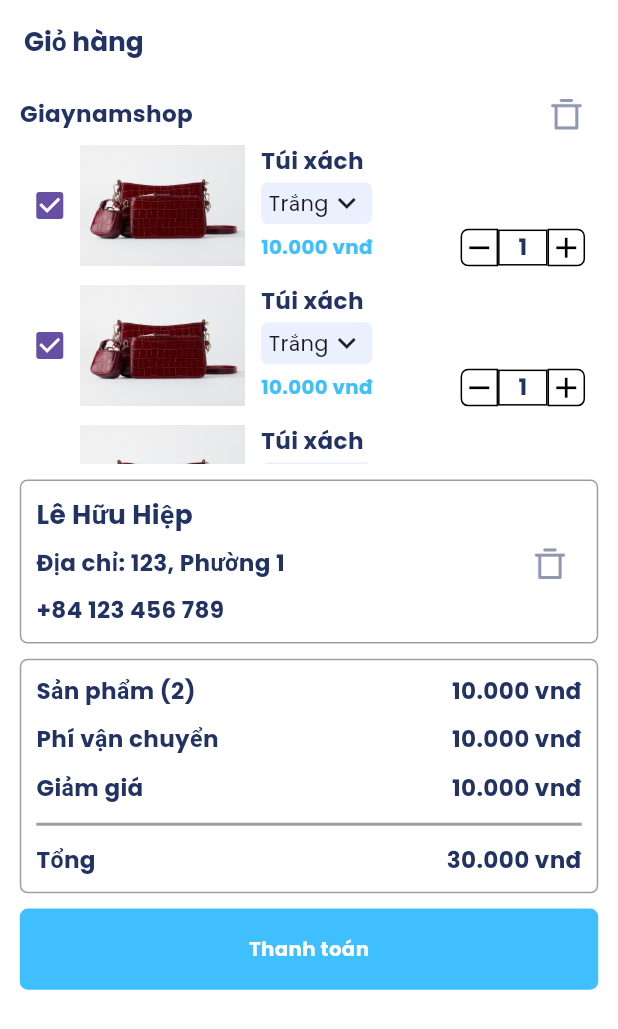
After one commit to ShareBuy-ProjectFinal/sharebuy-mobile, a Flutter app: the CartSreen screen opened directly, on a phone screen of 412 x 824 dp. The commit adds this screen. Shown: the top 1029 px of the screen. Run offline on Flutter 3.47's test engine with Material 3 defaults, Android fonts, the phone set to English and light mode, and no system bars; drawn by our look-alikes of loader_overlay; our stand-ins replace badges, cached_network_image, carousel_slider, dio, firebase_core, flutter_bloc and 7 more; missing offline and left inert: animated_rating_stars, auto_height_grid_view, curl_logger_dio_interceptor, text_divider; accounts and stored records are empty.

```diff
--- /dev/null
+++ b/lib/widgets/cart copy/cart_sreen.dart
@@ -0,0 +1,195 @@
+import 'package:flutter/material.dart';
+import 'package:flutter_screenutil/flutter_screenutil.dart';
+import 'package:share_buy/application/routes/navigator_name.dart';
+import 'package:share_buy/application/theme/app_colors.dart';
+import 'package:share_buy/application/theme/app_typography.dart';
+import 'package:share_buy/widgets/cart/children/cart_item.dart';
+import 'package:share_buy/widgets/component/custom_button.dart';
+
+class CartSreen extends StatefulWidget {
+  const CartSreen({super.key});
+
+  @override
+  State<CartSreen> createState() => _CartSreenState();
+}
+
+class _CartSreenState extends State<CartSreen> {
+  @override
+  Widget build(BuildContext context) {
+    return Scaffold(
+      appBar: AppBar(
+        forceMaterialTransparency: true,
+        title: Text(
+          'Giỏ hàng',
+          style: AppTypography.headerAppbarStyle,
+        ),
+        centerTitle: false,
+      ),
+      body: SafeArea(
+          child: Padding(
+        padding: EdgeInsets.symmetric(horizontal: 12.w, vertical: 0.h),
+        child: Column(
+          children: [
+            Row(
+              mainAxisAlignment: MainAxisAlignment.spaceBetween,
+              children: [
+                Text(
+                  'Giaynamshop',
+                  style: AppTypography.primaryDarkBlueBold,
+                ),
+                IconButton(
+                    onPressed: () {},
+                    icon: Image.asset(
+                      'assets/icons/icon_remove.png',
+                      width: 24.w,
+                      height: 24.h,
+                    )),
+              ],
+            ),
+            SizedBox(
+              height: 210.h,
+              child: ListView.builder(
+                itemCount: 5,
+                itemBuilder: (context, index) {
+                  return const CartItem();
+                },
+              ),
+            ),
+            SizedBox(
+              height: 10.h,
+            ),
+            Container(
+              // height: 120.h,
+              padding: const EdgeInsets.all(10),
+              decoration: BoxDecoration(
+                border: Border.all(color: Colors.grey),
+                borderRadius: BorderRadius.circular(5.r),
+              ),
+              child: Column(
+                crossAxisAlignment: CrossAxisAlignment.start,
+                children: [
+                  Text(
+                    'Lê Hữu Hiệp',
+                    style: AppTypography.headerAppbarStyle,
+                  ),
+                  Row(
+                    mainAxisAlignment: MainAxisAlignment.spaceBetween,
+                    children: [
+                      Text(
+                        'Địa chỉ: 123, Phường 1',
+                        style: AppTypography.primaryDarkBlueBold,
+                      ),
+                      IconButton(
+                          onPressed: () {},
+                          icon: Image.asset(
+                            'assets/icons/icon_remove.png',
+                            width: 24.w,
+                            height: 24.h,
+                          )),
+                    ],
+                  ),
+                  Text(
+                    '+84 123 456 789',
+                    style: AppTypography.primaryDarkBlueBold,
+                  ),
+                ],
+              ),
+            ),
+            SizedBox(
+              height: 10.h,
+            ),
+            Container(
+              padding: const EdgeInsets.all(10),
+              decoration: BoxDecoration(
+                border: Border.all(color: Colors.grey),
+                borderRadius: BorderRadius.circular(5.r),
+              ),
+              child: Column(
+                children: [
+                  Row(
+                    mainAxisAlignment: MainAxisAlignment.spaceBetween,
+                    children: [
+                      Text(
+                        'Sản phẩm (2)',
+                        style: AppTypography.primaryDarkBlueBold,
+                      ),
+                      Text(
+                        '10.000 vnđ',
+                        style: AppTypography.primaryDarkBlueBold,
+                      ),
+                    ],
+                  ),
+                  SizedBox(
+                    height: 10.h,
+                  ),
+                  Row(
+                    mainAxisAlignment: MainAxisAlignment.spaceBetween,
+                    children: [
+                      Text(
+                        'Phí vận chuyển',
+                        style: AppTypography.primaryDarkBlueBold,
+                      ),
+                      Text(
+                        '10.000 vnđ',
+                        style: AppTypography.primaryDarkBlueBold,
+                      ),
+                    ],
+                  ),
+                  SizedBox(
+                    height: 10.h,
+                  ),
+                  Row(
+                    mainAxisAlignment: MainAxisAlignment.spaceBetween,
+                    children: [
+                      Text(
+                        'Giảm giá',
+                        style: AppTypography.primaryDarkBlueBold,
+                      ),
+                      Text(
+                        '10.000 vnđ',
+                        style: AppTypography.primaryDarkBlueBold,
+                      ),
+                    ],
+                  ),
+                  SizedBox(
+                    height: 5.h,
+                  ),
+                  const Divider(
+                    color: Colors.grey,
+                    thickness: 2,
+                  ),
+                  SizedBox(
+                    height: 5.h,
+                  ),
+                  Row(
+                    mainAxisAlignment: MainAxisAlignment.spaceBetween,
+                    children: [
+                      Text(
+                        'Tổng',
+                        style: AppTypography.primaryDarkBlueBold,
+                      ),
+                      Text(
+                        '30.000 vnđ',
+                        style: AppTypography.primaryDarkBlueBold,
+                      ),
+                    ],
+                  ),
+                ],
+              ),
+            ),
+            SizedBox(
+              height: 10.h,
+            ),
+            CustomButton(
+                buttonColor: AppColors.buttonBlue,
+                buttonText: 'Thanh toán',
+                onTap: () {
+                  Navigator.of(context).pushNamed(NavigatorName.HOME_SCREEN);
+                },
+                textColor: AppColors.white),
+          ],
+        ),
+      )),
+    );
+  }
+}
--- /dev/null
+++ b/lib/widgets/cart/children/cart_item.dart
@@ -0,0 +1,116 @@
+import 'package:flutter/material.dart';
+import 'package:flutter_screenutil/flutter_screenutil.dart';
+import 'package:share_buy/application/theme/app_typography.dart';
+import 'package:share_buy/models/product_model.dart';
+import 'package:share_buy/widgets/cart/children/change_detail_item.dart';
+import 'package:share_buy/widgets/component/custom_button_action.dart';
+
+class CartItem extends StatefulWidget {
+  // final ProductModel product;
+  // final bool isShowIconRemove;
+  // final bool haveMargin;
+  // final bool isOnHorizontalList;
+  const CartItem({super.key});
+
+  @override
+  State<CartItem> createState() => _CartItemState();
+}
+
+class _CartItemState extends State<CartItem> {
+  int _quantity = 1;
+  @override
+  Widget build(BuildContext context) {
+    return GestureDetector(
+      onTap: () {},
+      child: Container(
+        margin: EdgeInsets.only(bottom: 12.h),
+        child: IntrinsicHeight(
+          child: Row(
+            mainAxisSize: MainAxisSize.max,
+            children: [
+              Checkbox(
+                value: true,
+                onChanged: (v) {},
+              ),
+              Image.asset(
+                fit: BoxFit.cover,
+                'assets/images/bag_1.png',
+                // 'assets/images/flash_sale_panel.png',
+                width: 100.w,
+                height: 80.h,
+              ),
+              SizedBox(
+                width: 10.w,
+              ),
+              Expanded(
+                child: Column(
+                  mainAxisSize: MainAxisSize.max,
+                  mainAxisAlignment: MainAxisAlignment.spaceBetween,
+                  crossAxisAlignment: CrossAxisAlignment.start,
+                  children: [
+                    Text(
+                      'Túi xách',
+                      style: AppTypography.primaryDarkBlueBold,
+                    ),
+                    ChangeDetailItem(productDetailId: 'productDetailId'),
+                    Row(
+                      mainAxisAlignment: MainAxisAlignment.spaceBetween,
+                      children: [
+                        Text(
+                          '10.000 vnđ',
+                          style: AppTypography.primaryBlueBold,
+                        ),
+                        SizedBox(
+                          width: 10.w,
+                        ),
+                        Row(
+                          children: [
+                            CustomButtonAction(
+                              icon: Icons.remove,
+                              onTap: () {
+                                if (_quantity > 1) {
+                                  setState(() {
+                                    _quantity--;
+                                  });
+                                }
+                              },
+                              isLeftRadius: true,
+                            ),
+                            Container(
+                                padding: EdgeInsets.symmetric(horizontal: 10.w),
+                                constraints: BoxConstraints(
+                                  minWidth: 30.w,
+                                ),
+                                decoration: BoxDecoration(
+                                  border: Border.all(color: Colors.black),
+                                ),
+                                child: Center(
+                                  child: Text(
+                                    _quantity.toString(),
+                                    style: AppTypography.primaryDarkBlueBold,
+                                  ),
+                                )),
+                            CustomButtonAction(
+                                icon: Icons.add,
+                                onTap: () {
+                                  setState(() {
+                                    _quantity++;
+                                  });
+                                }),
+                            SizedBox(
+                              width: 8.w,
+                            ),
+                          ],
+                        )
+                      ],
+                    )
+                  ],
+                ),
+              )
+            ],
+          ),
+        ),
+      ),
+    );
+  }
+}
--- /dev/null
+++ b/lib/widgets/cart/children/change_detail_item.dart
@@ -0,0 +1,49 @@
+import 'package:flutter/material.dart';
+import 'package:share_buy/application/theme/app_colors.dart';
+
+class ChangeDetailItem extends StatefulWidget {
+  final String productDetailId;
+  const ChangeDetailItem({super.key, required this.productDetailId});
+
+  @override
+  State<ChangeDetailItem> createState() => _ChangeDetailItemState();
+}
+
+class _ChangeDetailItemState extends State<ChangeDetailItem> {
+  @override
+  Widget build(BuildContext context) {
+    return GestureDetector(
+      onTap: () {
+        showModalBottomSheet(
+            context: context,
+            builder: (BuildContext context) {
+              return Container(
+                height: 400,
+                width: double.maxFinite,
+                color: AppColors.white,
+                child: const Column(
+                  children: [
+                    SizedBox(height: 10),
+                    Text('Chọn màu sắc'),
+                    SizedBox(height: 10),
+                  ],
+                ),
+              );
+            });
+      },
+      child: Container(
+        padding: const EdgeInsets.symmetric(horizontal: 5, vertical: 2),
+        decoration: BoxDecoration(
+            color: AppColors.borderTextfieldColor,
+            borderRadius: BorderRadius.circular(5)),
+        child: const Row(
+          mainAxisSize: MainAxisSize.min,
+          children: [
+            Text('Trắng'),
+            Icon(Icons.expand_more),
+          ],
+        ),
+      ),
+    );
+  }
+}
--- /dev/null
+++ b/lib/widgets/component/custom_button_action.dart
@@ -0,0 +1,48 @@
+import 'package:flutter/material.dart';
+
+// ignore: must_be_immutable
+class CustomButtonAction extends StatefulWidget {
+  final IconData icon;
+  final bool isLeftRadius;
+  VoidCallback onTap;
+  CustomButtonAction(
+      {super.key,
+      required this.icon,
+      required this.onTap,
+      this.isLeftRadius = false});
+
+  @override
+  State<CustomButtonAction> createState() => _CustomButtonActionState();
+}
+
+class _CustomButtonActionState extends State<CustomButtonAction> {
+  @override
+  Widget build(BuildContext context) {
+    return GestureDetector(
+      onTap: widget.onTap,
+      child: Container(
+        padding: const EdgeInsets.all(0),
+        decoration: BoxDecoration(
+          // color: Colors.blue,
+          border: Border.all(color: Colors.black),
+          borderRadius: widget.isLeftRadius
+              ? const BorderRadius.only(
+                  topLeft: Radius.circular(5),
+                  bottomLeft: Radius.circular(5),
+                )
+              : const BorderRadius.only(
+                  topRight: Radius.circular(5),
+                  bottomRight: Radius.circular(5),
+                ),
+        ),
+        child: Center(
+          child: Icon(
+            widget.icon,
+            color: Colors.black,
+            size: 23,
+          ),
+        ),
+      ),
+    );
+  }
+}
--- a/lib/widgets/home/home_screen.dart
+++ b/lib/widgets/home/home_screen.dart
@@ -1,4 +1,5 @@
 import 'package:flutter/material.dart';
+import 'package:share_buy/widgets/cart/cart_sreen.dart';
 import 'package:share_buy/widgets/home/children/bottom_nav_bar.dart';
 import 'package:share_buy/widgets/main/main_screen.dart';
 
@@ -20,6 +21,10 @@ class _HomeScreenState extends State<HomeScreen> {
           controller: _pageController,
           children: const [
             MainScreen(),
+            MainScreen(),
+            CartSreen(),
+            MainScreen(),
+            MainScreen(),
           ],
         ),
       ),
```
Also changed, not shown: lib/widgets/cart copy/children/cart_item.dart (added, +98 -0 lines), lib/widgets/cart/cart_sreen.dart (added, +69 -0 lines), lib/widgets/cart/children/cart_shop_item.dart (added, +47 -0 lines), 4 other files.
